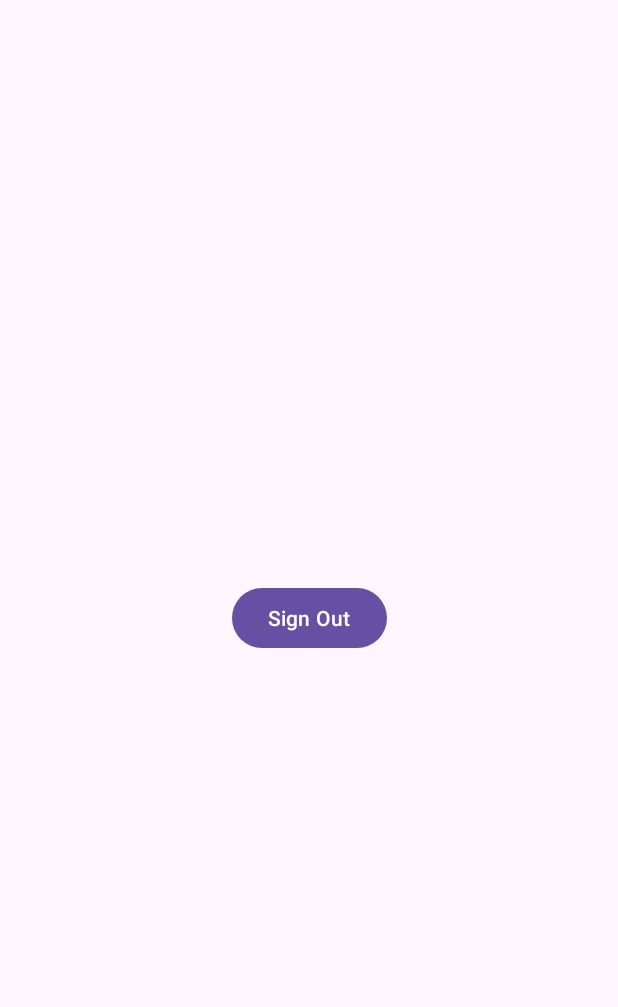
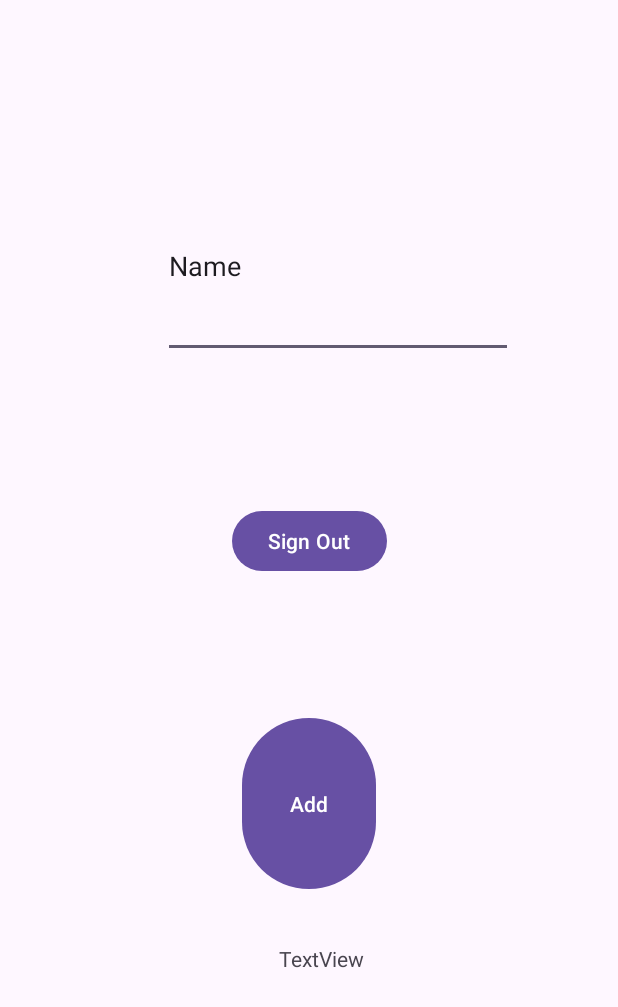
Before and after one commit to mccarter-c2/firebaseTest, an Android app: the screen it shows after launch (MainActivity), on a phone screen of 412 x 824 dp. Shown: the top 1007 px of the screen. Run offline under Robolectric (Android 15) with nearby library versions, the phone set to English and light mode, and no system bars; our stand-ins replace Firebase (no records; nobody signed in at launch, a user with empty details on screens opened directly); libraries missing offline, so code that uses them is left out: com.firebase.ui; 4 statements that could not run were skipped.

Commit message:
Group work added

```diff
--- a/app/build.gradle
+++ b/app/build.gradle
@@ -35,6 +35,7 @@ dependencies {
     implementation 'com.google.android.material:material:1.5.0'
     implementation 'androidx.constraintlayout:constraintlayout:2.1.4'
     implementation 'com.google.firebase:firebase-auth:22.3.0'
+    implementation 'com.google.firebase:firebase-database:20.3.0'
     testImplementation 'junit:junit:4.13.2'
     androidTestImplementation 'androidx.test.ext:junit:1.1.5'
     androidTestImplementation 'androidx.test.espresso:espresso-core:3.5.1'
--- a/app/src/main/java/com/example/firebasetest/MainActivity.java
+++ b/app/src/main/java/com/example/firebasetest/MainActivity.java
@@ -9,6 +9,8 @@ import android.content.Intent;
 import android.os.Bundle;
 import android.view.View;
 import android.widget.Button;
+import android.widget.EditText;
+import android.widget.TextView;
 import android.widget.Toast;
 
 import com.firebase.ui.auth.AuthUI;
@@ -19,6 +21,8 @@ import com.google.android.gms.tasks.OnCompleteListener;
 import com.google.android.gms.tasks.Task;
 import com.google.firebase.auth.FirebaseAuth;
 import com.google.firebase.auth.FirebaseUser;
+import com.google.firebase.database.DatabaseReference;
+import com.google.firebase.database.FirebaseDatabase;
 
 import java.util.Arrays;
 import java.util.List;
@@ -26,6 +30,12 @@ import java.util.List;
 public class MainActivity extends AppCompatActivity {
     private FirebaseAuth mAuth;
     Button SignOut;
+
+    EditText data_input;
+
+    Button add, remove, get;
+
+    TextView data_output;
 
     @Override
     protected void onStart() {
@@ -51,6 +61,10 @@ public class MainActivity extends AppCompatActivity {
         mAuth = FirebaseAuth.getInstance();
         createSignInIntent();
 
+        FirebaseDatabase database = FirebaseDatabase.getInstance("https://fir-test-775d0-default-rtdb.europe-west1.firebasedatabase.app/");
+        DatabaseReference myRef = database.getReference("User");
+        myRef.setValue("Helloo world!");
+
         SignOut = (Button) findViewById(R.id.btn_signOut);
         SignOut.setOnClickListener(new View.OnClickListener() {
             @Override
@@ -58,6 +72,20 @@ public class MainActivity extends AppCompatActivity {
                 signOut();
             }
         });
+
+        data_input = (EditText) findViewById(R.id.data_txt);
+        data_output = (TextView) findViewById(R.id.output_txt);
+
+        add = (Button) findViewById(R.id.add_btn);
+        add.setOnClickListener(new View.OnClickListener() {
+            @Override
+            public void onClick(View view){
+                String data = data_input.getText().toString();
+                myRef.setValue(data);
+            }
+        });
+
+
     }
 
     public void createSignInIntent(){
--- a/app/src/main/res/layout/activity_main.xml
+++ b/app/src/main/res/layout/activity_main.xml
@@ -10,9 +10,45 @@
         android:id="@+id/btn_signOut"
         android:layout_width="wrap_content"
         android:layout_height="wrap_content"
+        android:layout_marginBottom="341dp"
         android:text="Sign Out"
         app:layout_constraintBottom_toBottomOf="parent"
         app:layout_constraintEnd_toEndOf="parent"
         app:layout_constraintStart_toStartOf="parent"
+        app:layout_constraintTop_toBottomOf="@+id/data_txt" />
+
+    <TextView
+        android:id="@+id/output_txt"
+        android:layout_width="wrap_content"
+        android:layout_height="wrap_content"
+        android:layout_marginEnd="169dp"
+        android:layout_marginBottom="175dp"
+        android:text="TextView"
+        app:layout_constraintBottom_toBottomOf="parent"
+        app:layout_constraintEnd_toEndOf="parent" />
+
+    <EditText
+        android:id="@+id/data_txt"
+        android:layout_width="233dp"
+        android:layout_height="0dp"
+        android:layout_marginTop="116dp"
+        android:layout_marginEnd="70dp"
+        android:layout_marginBottom="236dp"
+        android:ems="10"
+        android:inputType="text"
+        android:text="Name"
+        app:layout_constraintBottom_toTopOf="@+id/add_btn"
+        app:layout_constraintEnd_toEndOf="parent"
         app:layout_constraintTop_toTopOf="parent" />
+
+    <Button
+        android:id="@+id/add_btn"
+        android:layout_width="89dp"
+        android:layout_height="0dp"
+        android:layout_marginBottom="227dp"
+        android:text="Add"
+        app:layout_constraintBottom_toBottomOf="parent"
+        app:layout_constraintEnd_toEndOf="parent"
+        app:layout_constraintStart_toStartOf="parent"
+        app:layout_constraintTop_toBottomOf="@+id/data_txt" />
 </androidx.constraintlayout.widget.ConstraintLayout>
```
